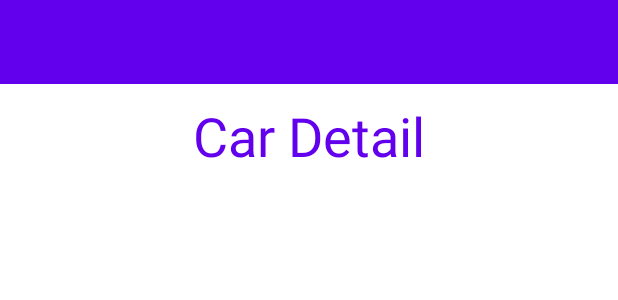
After one commit to HelloNYAC/FinalProject_CST2335, an Android app: the layout activity_car_lists.xml on its own in the app's theme, with its tools: preview values and no code run, on a phone screen of 412 x 824 dp. The commit adds this screen. Shown: the top 300 px of the screen. Run offline under Robolectric (Android 15) with nearby library versions, the phone set to English and light mode, and no system bars.

Commit message:
Add fragment

```diff
--- a/app/src/main/java/com/finalproject_cst2335/car/CarMainActivity.java
+++ b/app/src/main/java/com/finalproject_cst2335/car/CarMainActivity.java
@@ -55,7 +55,7 @@ public class CarMainActivity extends AppCompatActivity implements NavigationView
                 Toast.makeText(CarMainActivity.this, "fill_fields", Toast.LENGTH_LONG).show();
 
             } else {
-                Intent intent = new Intent(CarMainActivity.this, CarsList.class);
+                Intent intent = new Intent(CarMainActivity.this, CarListsView.class);
                 intent.putExtra("country", country_name.getText().toString());
                 startActivity(intent);
             }
@@ -93,7 +93,7 @@ public class CarMainActivity extends AppCompatActivity implements NavigationView
                 startActivity(new Intent(getApplicationContext(), CarMainActivity.class));
                 break;
             case R.id.ShowFavrouties:
-                startActivity(new Intent(getApplicationContext(), CarShowfavourites.class));
+                startActivity(new Intent(getApplicationContext(), CarSavedListsView.class));
                 break;
             case R.id.help:
                 String url = "https://www.autotrader.ca/cars/?mdl=accord&make=honda&loc=K2G1V8, ";
--- /dev/null
+++ b/app/src/main/res/layout-land/activity_car_lists.xml
@@ -0,0 +1,44 @@
+<?xml version="1.0" encoding="utf-8"?>
+<LinearLayout xmlns:android="http://schemas.android.com/apk/res/android"
+    xmlns:tools="http://schemas.android.com/tools"
+    android:layout_width="match_parent"
+    android:layout_height="match_parent"
+    android:orientation="vertical"
+    tools:context="com.finalproject_cst2335.car.CarListsView">
+
+    <androidx.appcompat.widget.Toolbar
+        android:id="@+id/carsList_tb"
+        android:layout_width="match_parent"
+        android:layout_height="wrap_content"
+        android:background="@color/design_default_color_primary" />
+
+    <LinearLayout
+        android:layout_width="match_parent"
+        android:layout_height="wrap_content"
+        android:orientation="horizontal">
+
+        <TextView
+            android:layout_width="match_parent"
+            android:layout_height="wrap_content"
+            android:layout_margin="10dp"
+            android:gravity="center"
+            android:text="@string/car_detail"
+            android:textColor="@color/purple_500"
+            android:textSize="36sp" />
+    </LinearLayout>
+
+    <ListView
+        android:id="@+id/listview"
+        android:layout_width="400dp"
+        android:layout_height="match_parent"
+        android:dividerHeight="0dp" />
+
+    <FrameLayout
+        android:id="@+id/listview_framelayout"
+        android:layout_width="300dp"
+        android:layout_height="match_parent"
+        android:layout_alignRight="@+id/listview"
+        android:layout_alignParentRight="true"
+        android:layout_toEndOf="@id/listview" />
+
+</LinearLayout>
--- a/app/src/main/res/layout/activity_cars_lists.xml
+++ b/app/src/main/res/layout/activity_car_lists.xml
@@ -4,7 +4,7 @@
     android:layout_width="match_parent"
     android:layout_height="match_parent"
     android:orientation="vertical"
-    tools:context="com.finalproject_cst2335.car.CarsList">
+    tools:context="com.finalproject_cst2335.car.CarListsView">
 
     <androidx.appcompat.widget.Toolbar
         android:id="@+id/carsList_tb"
```
Also changed, not shown: app/src/main/AndroidManifest.xml (+4 -4 lines), app/src/main/java/com/finalproject_cst2335/car/CarListsDetail.java (renamed from app/src/main/java/com/finalproject_cst2335/car/CarResultsDetails.java, +4 -4 lines), app/src/main/java/com/finalproject_cst2335/car/CarListsView.java (renamed from app/src/main/java/com/finalproject_cst2335/car/CarsList.java, +6 -6 lines), app/src/main/java/com/finalproject_cst2335/car/CarSavedListsDetail.java (renamed from app/src/main/java/com/finalproject_cst2335/car/CarShowFavourtiesDetail.java, +7 -7 lines), app/src/main/java/com/finalproject_cst2335/car/CarSavedListsView.java (renamed from app/src/main/java/com/finalproject_cst2335/car/CarShowfavourites.java, +4 -4 lines), app/src/main/res/layout-land/activity_car_saved_lists.xml (renamed from app/src/main/res/layout/activity_car_saved_lists.xml, +10 -2 lines).
